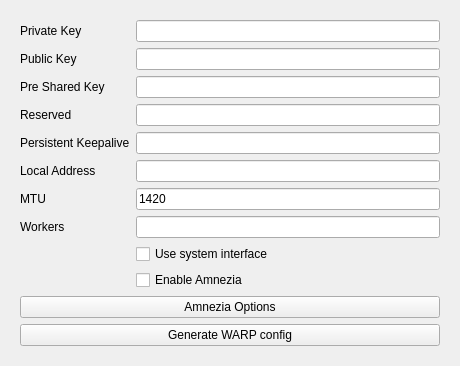
Before: the Qt Designer form include/ui/profile/edit_wireguard.ui in throneproj/Throne, drawn with Qt 5.
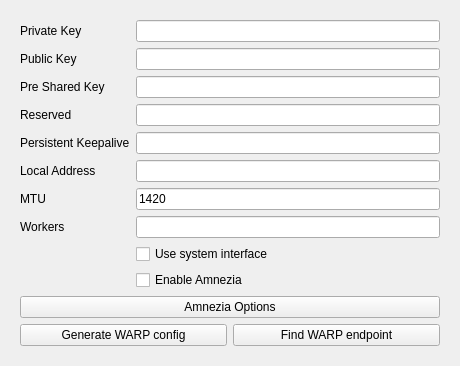
After: the same form once the commit is applied.

Commit message: find working warp endpoints from warp profiles

Diff of the .ui file:
```diff
--- a/include/ui/profile/edit_wireguard.ui
+++ b/include/ui/profile/edit_wireguard.ui
@@ -159,6 +159,8 @@
        </widget>
       </item>
       <item row="11" column="0" colspan="2">
+       <layout class="QHBoxLayout" name="warp_buttons">
+        <item>
        <widget class="QPushButton" name="warp_autogen">
         <property name="toolTip">
          <string>Create a Cloudflare WARP account and fill in the fields above.</string>
@@ -168,6 +170,15 @@
         </property>
        </widget>
       </item>
+        <item>
+         <widget class="QPushButton" name="warp_find">
+          <property name="text">
+           <string>Find WARP endpoint</string>
+          </property>
+         </widget>
+        </item>
+       </layout>
+      </item>
      </layout>
     </widget>
    </item>
```
Left out of the diff: 1 changed line with no effect on the pictures. Lines whose indentation alone changed are shown as unchanged. The commit also changes 27 other files.
